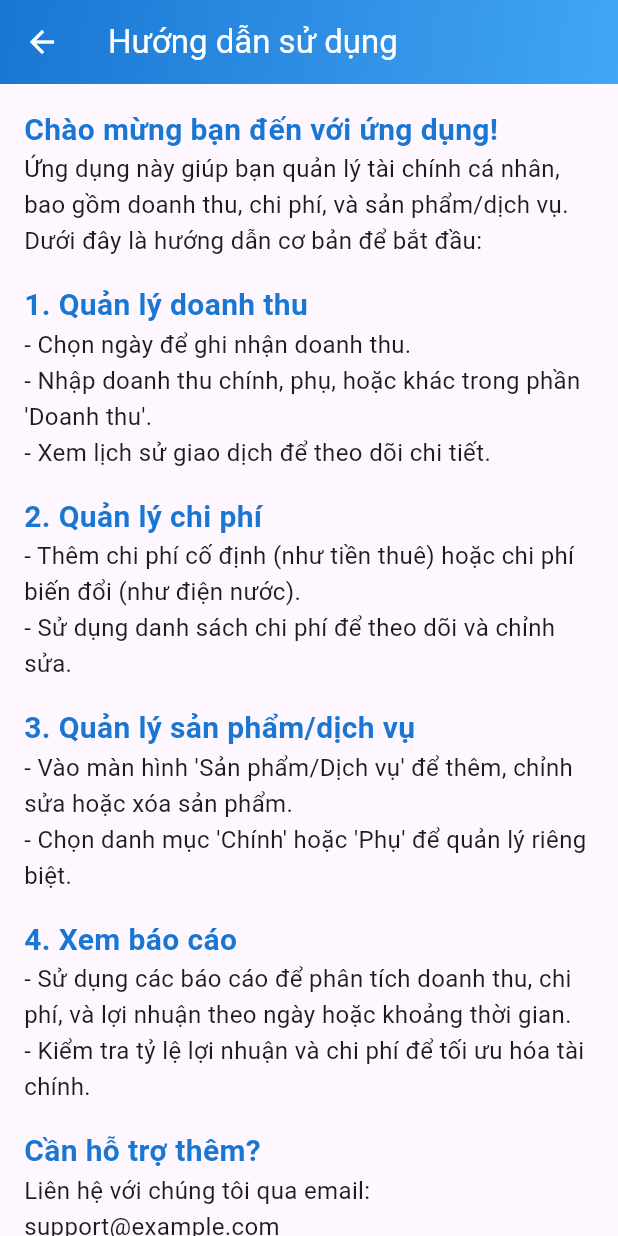
After one commit to vlocle/finivo, a Flutter app: the UserGuideScreen screen opened directly, on a phone screen of 412 x 824 dp. The commit adds this screen. Run offline on Flutter 3.47's test engine with Material 3 defaults, Android fonts, the light colour scheme and no system bars; our stand-ins replace firebase_auth, firebase_core, fl_chart, google_sign_in, hive, hive_flutter and 1 more; accounts and stored records are empty.

Commit message:
Update and create new file

```diff
--- /dev/null
+++ b/lib/screens/user_guide_screen.dart
@@ -0,0 +1,102 @@
+import 'package:flutter/material.dart';
+
+class UserGuideScreen extends StatelessWidget {
+  @override
+  Widget build(BuildContext context) {
+    return Scaffold(
+      appBar: AppBar(
+        title: const Text(
+          "Hướng dẫn sử dụng",
+          style: TextStyle(color: Colors.white),
+        ),
+        flexibleSpace: Container(
+          decoration: const BoxDecoration(
+            gradient: LinearGradient(
+              colors: [Color(0xFF1976D2), Color(0xFF42A5F5)],
+              begin: Alignment.topLeft,
+              end: Alignment.bottomRight,
+            ),
+          ),
+        ),
+        iconTheme: const IconThemeData(color: Colors.white), // Nút quay lại màu trắng
+      ),
+      body: SingleChildScrollView(
+        padding: const EdgeInsets.all(16.0),
+        child: Column(
+          crossAxisAlignment: CrossAxisAlignment.start,
+          children: [
+            _buildSectionTitle("Chào mừng bạn đến với ứng dụng!"),
+            _buildSectionContent(
+              "Ứng dụng này giúp bạn quản lý tài chính cá nhân, bao gồm doanh thu, chi phí, và sản phẩm/dịch vụ. Dưới đây là hướng dẫn cơ bản để bắt đầu:",
+            ),
+            const SizedBox(height: 16),
+            _buildSectionTitle("1. Quản lý doanh thu"),
+            _buildSectionContent(
+              "- Chọn ngày để ghi nhận doanh thu.\n"
+                  "- Nhập doanh thu chính, phụ, hoặc khác trong phần 'Doanh thu'.\n"
+                  "- Xem lịch sử giao dịch để theo dõi chi tiết.",
+            ),
+            const SizedBox(height: 16),
+            _buildSectionTitle("2. Quản lý chi phí"),
+            _buildSectionContent(
+              "- Thêm chi phí cố định (như tiền thuê) hoặc chi phí biến đổi (như điện nước).\n"
+                  "- Sử dụng danh sách chi phí để theo dõi và chỉnh sửa.",
+            ),
+            const SizedBox(height: 16),
+            _buildSectionTitle("3. Quản lý sản phẩm/dịch vụ"),
+            _buildSectionContent(
+              "- Vào màn hình 'Sản phẩm/Dịch vụ' để thêm, chỉnh sửa hoặc xóa sản phẩm.\n"
+                  "- Chọn danh mục 'Chính' hoặc 'Phụ' để quản lý riêng biệt.",
+            ),
+            const SizedBox(height: 16),
+            _buildSectionTitle("4. Xem báo cáo"),
+            _buildSectionContent(
+              "- Sử dụng các báo cáo để phân tích doanh thu, chi phí, và lợi nhuận theo ngày hoặc khoảng thời gian.\n"
+                  "- Kiểm tra tỷ lệ lợi nhuận và chi phí để tối ưu hóa tài chính.",
+            ),
+            const SizedBox(height: 16),
+            _buildSectionTitle("Cần hỗ trợ thêm?"),
+            _buildSectionContent(
+              "Liên hệ với chúng tôi qua email: support@example.com\n"
+                  "Hoặc truy cập trang web của chúng tôi để xem thêm tài liệu.",
+            ),
+            const SizedBox(height: 16),
+            GestureDetector(
+              onTap: () {
+                // Mở liên kết đến điều khoản sử dụng (nếu cần)
+                ScaffoldMessenger.of(context).showSnackBar(
+                  const SnackBar(content: Text("Điều khoản sử dụng đang được cập nhật")),
+                );
+              },
+              child: const Text(
+                "Xem Điều khoản sử dụng",
+                style: TextStyle(
+                  color: Color(0xFF1976D2),
+                  decoration: TextDecoration.underline,
+                ),
+              ),
+            ),
+          ],
+        ),
+      ),
+    );
+  }
+
+  Widget _buildSectionTitle(String title) {
+    return Text(
+      title,
+      style: const TextStyle(
+        fontSize: 20,
+        fontWeight: FontWeight.bold,
+        color: Color(0xFF1976D2), // Đồng bộ với màu chính
+      ),
+    );
+  }
+
+  Widget _buildSectionContent(String content) {
+    return Text(
+      content,
+      style: const TextStyle(fontSize: 16, height: 1.5), // Giữ màu mặc định của theme
+    );
+  }
+}
```
Also changed, not shown: lib/screens/user_setting_screen.dart (+85 -10 lines), lib/state/app_state.dart (+4 -5 lines).
